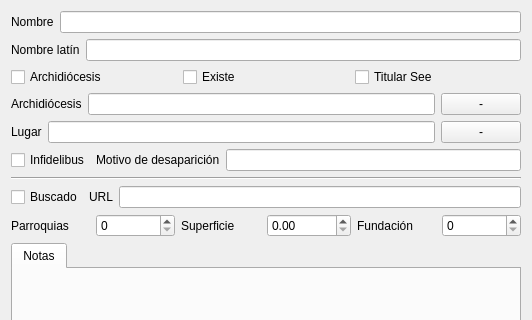
Old version of the form gui/dlgnuevadiocesis.ui in the repository rogorido/qtpredicadores; both pictures show x 0 to 532 and y 0 to 320 of the 532 by 497 pixel window.
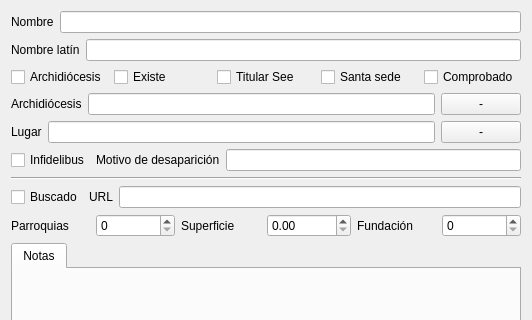
New version of the form. Custom widgets are drawn as their Qt base class.

Patch:
```diff
--- a/gui/dlgnuevadiocesis.ui
+++ b/gui/dlgnuevadiocesis.ui
@@ -65,6 +65,20 @@
        </property>
       </widget>
      </item>
+     <item>
+      <widget class="QCheckBox" name="ckSantaSede">
+       <property name="text">
+        <string>Santa sede</string>
+       </property>
+      </widget>
+     </item>
+     <item>
+      <widget class="QCheckBox" name="ckComprobado">
+       <property name="text">
+        <string>Comprobado</string>
+       </property>
+      </widget>
+     </item>
     </layout>
    </item>
    <item>
```
Left out of the diff: 2 changed lines with no effect on the pictures.
